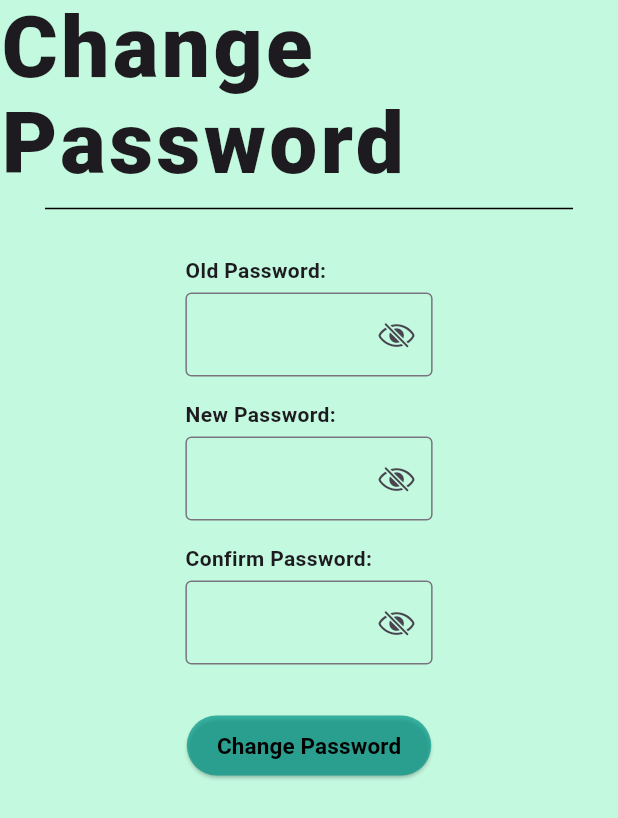
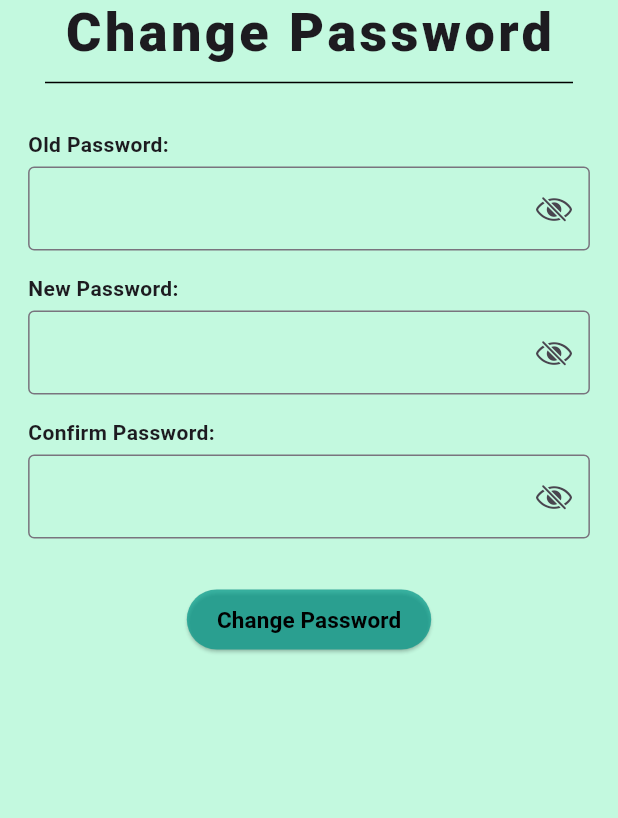
Before and after one commit to JakariaKhan-CSE/JUST-Medical-Center-Automation, a Flutter app: the DoctorPasswordChange screen opened directly, on a phone screen of 412 x 824 dp. Shown: the top 818 px of the screen. Run offline on Flutter 3.47's test engine with Material 3 defaults, Android fonts, the phone set to English and light mode, and no system bars; our stand-ins replace firebase_auth, firebase_core, get; accounts and stored records are empty.

Commit message:
change doctor password page responsive complete.

```diff
--- a/lib/screen/Doctor/doctor_password_change.dart
+++ b/lib/screen/Doctor/doctor_password_change.dart
@@ -3,6 +3,7 @@ import 'package:flutter/material.dart';
 import 'package:just_medical_center_automation/controller/doctorController/doctor_controller.dart';
 import 'package:provider/provider.dart';
 
+import '../../responsive.dart';
 import '../../widget/common/customButton.dart';
 
 class DoctorPasswordChange extends StatefulWidget {
@@ -27,7 +28,9 @@ backgroundColor: Colors.greenAccent.withOpacity(0.4),
         mainAxisAlignment: MainAxisAlignment.start,
         crossAxisAlignment: CrossAxisAlignment.center,
         children: [
-          Text('Change Password',style: Theme.of(context).textTheme.displayLarge!.copyWith(fontWeight: FontWeight.w800,letterSpacing: 2.3),),
+          Text('Change Password',style: Responsive.isDesktop(context) ?
+          Theme.of(context).textTheme.displayLarge!.copyWith(fontWeight: FontWeight.w800,letterSpacing: 2.3):
+          Theme.of(context).textTheme.displaySmall!.copyWith(fontWeight: FontWeight.w800,letterSpacing: 2.3),),
           SizedBox(height: 10,),
           Padding(
             padding: const EdgeInsets.symmetric(horizontal: 30),
@@ -38,11 +41,12 @@ backgroundColor: Colors.greenAccent.withOpacity(0.4),
             key: _key,
             child: Column(
               crossAxisAlignment: CrossAxisAlignment.start,
+
               children: [
                 Text('Old Password: ',style: Theme.of(context).textTheme.bodyMedium!.copyWith(fontWeight: FontWeight.w600),),
                 SizedBox(height: 5,),
                 SizedBox(
-                  width: size.width/2.5,
+                  width: Responsive.isDesktop(context) ? size.width/2.5 :size.width/1.1,
                   child: TextFormField(
                     obscureText: controller.oldPasswordSecure,
                     controller: oldPassword,
@@ -68,7 +72,7 @@ backgroundColor: Colors.greenAccent.withOpacity(0.4),
                 Text('New Password: ',style: Theme.of(context).textTheme.bodyMedium!.copyWith(fontWeight: FontWeight.w600),),
                 SizedBox(height: 5,),
                 SizedBox(
-                  width: size.width/2.5,
+                  width: Responsive.isDesktop(context) ? size.width/2.5 :size.width/1.1,
                   child: TextFormField(
                     obscureText: controller.newPasswordSecure,
                     controller: newPassword,
@@ -93,7 +97,7 @@ backgroundColor: Colors.greenAccent.withOpacity(0.4),
                 Text('Confirm Password: ',style: Theme.of(context).textTheme.bodyMedium!.copyWith(fontWeight: FontWeight.w600),),
                 SizedBox(height: 5,),
                 SizedBox(
-                  width: size.width/2.5,
+                  width: Responsive.isDesktop(context) ? size.width/2.5 :size.width/1.1,
                   child: TextFormField(
                     obscureText: controller.confirmPasswordSecure,
                     controller: confirmPassword,
```
